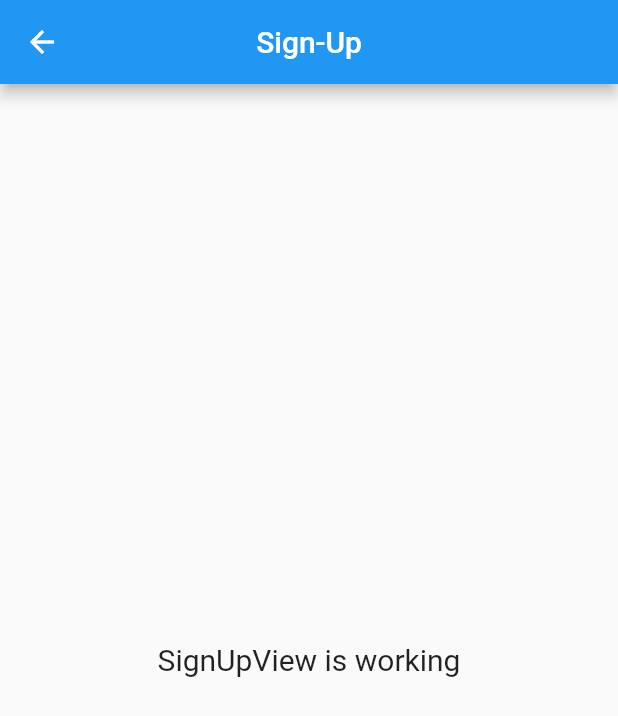
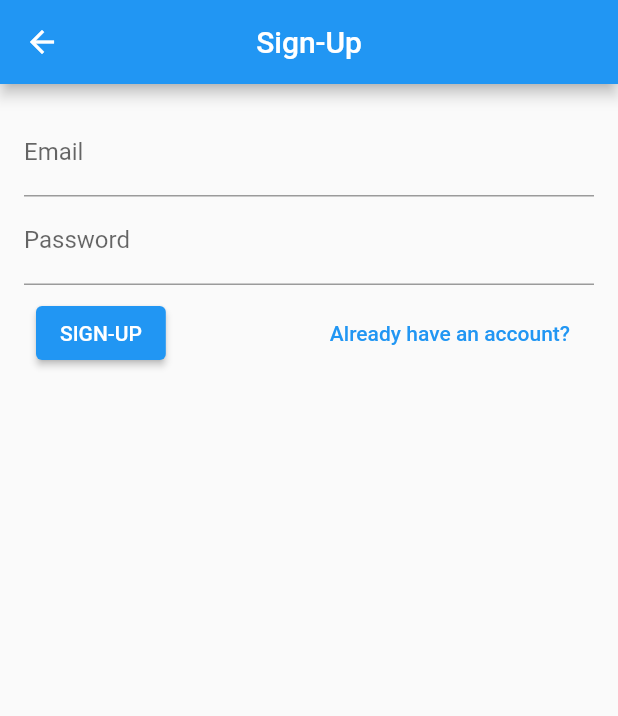
Before and after one commit to Shadiul/shopio, a Flutter app: the SignUpView screen opened by its route, on a phone screen of 412 x 824 dp. Shown: the top 716 px of the screen. Run offline on Flutter 3.47's test engine with Material 2 defaults, Android fonts, the light colour scheme and no system bars; our stand-ins replace firebase_core, get; accounts and stored records are empty; statements that could not run were skipped.

Commit message:
sign-in and sign-up UI

```diff
--- a/client/lib/app/modules/sign_up/sign_up_controller.dart
+++ b/client/lib/app/modules/sign_up/sign_up_controller.dart
@@ -1,3 +1,13 @@
 import 'package:get/get.dart';
 
-class SignUpController extends GetxController {}
+import '../../routes/app_pages.dart';
+
+class SignUpController extends GetxController {
+  Future<void> onTapSignUp() async {
+    await Get.offNamed(Routes.HOME);
+  }
+
+  Future<void> onTapAlreadyHaveAnAccount() async {
+    await Get.offNamed(Routes.SIGN_IN);
+  }
+}
--- a/client/lib/app/modules/sign_up/sign_up_view.dart
+++ b/client/lib/app/modules/sign_up/sign_up_view.dart
@@ -11,10 +11,34 @@ class SignUpView extends GetView<SignUpController> {
         title: Text('Sign-Up'),
         centerTitle: true,
       ),
-      body: Center(
-        child: Text(
-          'SignUpView is working',
-          style: TextStyle(fontSize: 20),
+      body: Container(
+        padding: EdgeInsets.all(16.0),
+        child: Column(
+          children: [
+            TextFormField(
+              decoration: InputDecoration(
+                label: Text('Email'),
+              ),
+            ),
+            TextFormField(
+              decoration: InputDecoration(
+                label: Text('Password'),
+              ),
+            ),
+            ButtonBar(
+              alignment: MainAxisAlignment.spaceBetween,
+              children: [
+                ElevatedButton(
+                  onPressed: controller.onTapSignUp,
+                  child: Text('sign-up'.toUpperCase()),
+                ),
+                TextButton(
+                  onPressed: controller.onTapAlreadyHaveAnAccount,
+                  child: Text('Already have an account?'),
+                ),
+              ],
+            ),
+          ],
         ),
       ),
     );
--- a/client/lib/app/modules/splash/splash_controller.dart
+++ b/client/lib/app/modules/splash/splash_controller.dart
@@ -11,7 +11,7 @@ class SplashController extends GetxController {
 
   Future<void> startApp() async {
     await Future.delayed(Duration(seconds: 2));
-    await Get.offAndToNamed(Routes.HOME);
+    await Get.offAndToNamed(Routes.SIGN_IN);
   }
 
   @override
--- a/client/pubspec.yaml
+++ b/client/pubspec.yaml
@@ -12,7 +12,8 @@ dependencies:
   get: 4.3.8
 
   #Firebase:
-  firebase_core: "^1.10.0"
+  firebase_core: ^1.10.0
+  firebase_auth: ^3.2.0
 
   #Utility
   logger: ^1.1.0
```
Also changed, not shown: client/lib/app/modules/sign_in/sign_in_controller.dart (+11 -1 lines), client/lib/app/modules/sign_in/sign_in_view.dart (+28 -4 lines), client/pubspec.lock.
